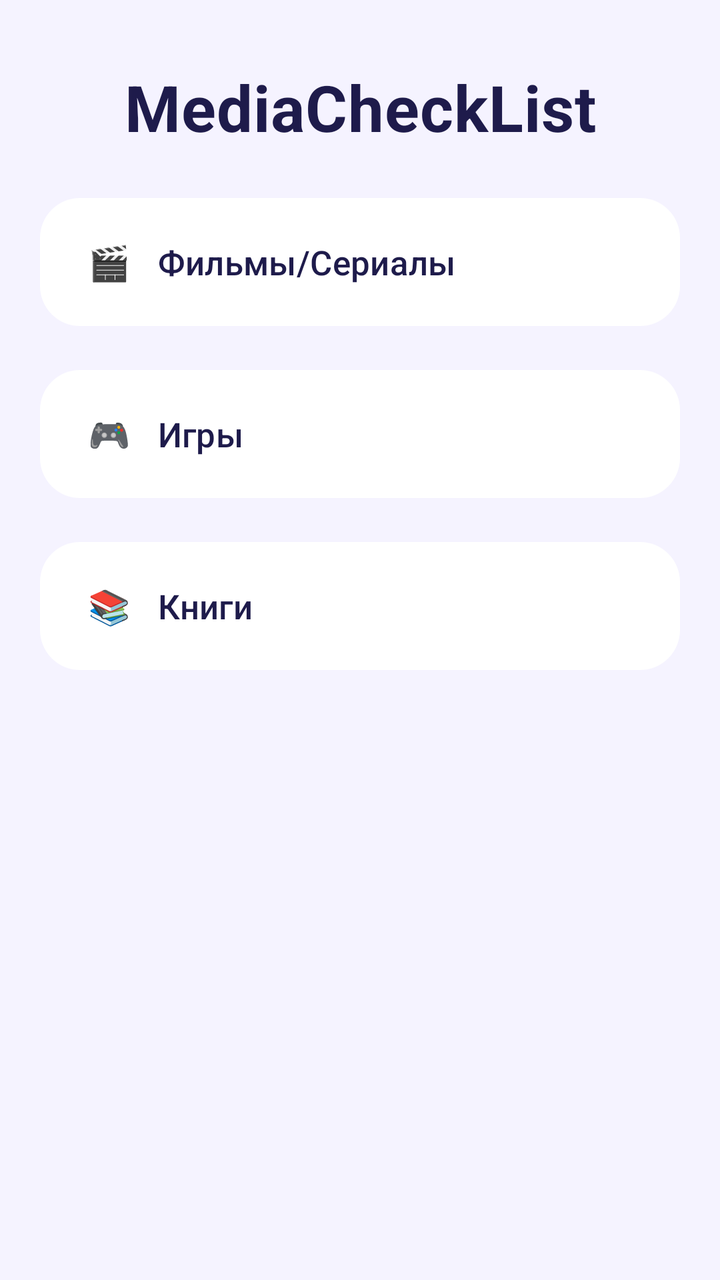
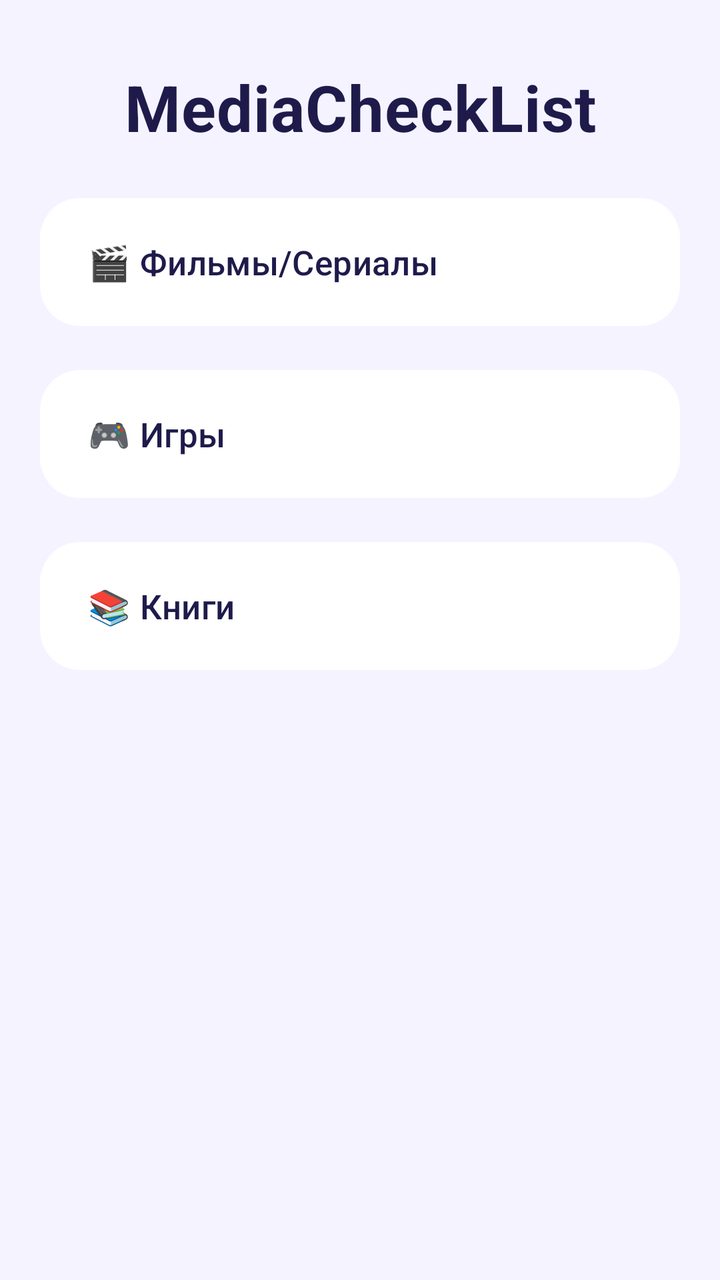

Two renders of the same Android screen: before a commit and after it. Below are the layout's source before the change and the commit's diff.
<!-- AndroidManifest.xml: application theme Theme.MediaCheckList -->
<!-- res/layout/activity_main.xml -->
<?xml version="1.0" encoding="utf-8"?>
<androidx.constraintlayout.widget.ConstraintLayout xmlns:android="http://schemas.android.com/apk/res/android"
    xmlns:app="http://schemas.android.com/apk/res-auto"
    xmlns:tools="http://schemas.android.com/tools"
    android:id="@+id/main"
    android:layout_width="match_parent"
    android:layout_height="match_parent"
    android:background="@color/background"
    android:padding="20dp"
    tools:context=".MainActivity">

    <TextView
        android:id="@+id/appTitle"
        android:layout_width="0dp"
        android:layout_height="wrap_content"
        android:text="MediaCheckList"
        android:textAppearance="@style/TextAppearance.MediaCheckList.ScreenTitle"
        android:textSize="32sp"
        app:layout_constraintTop_toTopOf="parent"
        app:layout_constraintStart_toStartOf="parent"
        app:layout_constraintEnd_toEndOf="parent"
        android:layout_marginTop="12dp"
        android:paddingBottom="20dp"
        android:textAlignment="center"/>

    <com.google.android.material.button.MaterialButton
        android:id="@+id/movieButton"
        style="@style/Widget.MediaCheckList.Button.Menu"
        android:layout_width="0dp"
        android:layout_height="72dp"
        android:text="🎬   Фильмы/Сериалы"
        android:gravity="start|center_vertical"
        android:paddingStart="24dp"
        app:layout_constraintTop_toBottomOf="@id/appTitle"
        app:layout_constraintStart_toStartOf="parent"
        app:layout_constraintEnd_toEndOf="parent"/>

    <com.google.android.material.button.MaterialButton
        android:id="@+id/gamesButton"
        style="@style/Widget.MediaCheckList.Button.Menu"
        android:layout_width="0dp"
        android:layout_height="72dp"
        android:text="🎮   Игры"
        android:gravity="start|center_vertical"
        android:paddingStart="24dp"
        android:layout_marginTop="14dp"
        app:layout_constraintTop_toBottomOf="@id/movieButton"
        app:layout_constraintStart_toStartOf="parent"
        app:layout_constraintEnd_toEndOf="parent"/>

    <com.google.android.material.button.MaterialButton
        android:id="@+id/booksButton"
        style="@style/Widget.MediaCheckList.Button.Menu"
        android:layout_width="0dp"
        android:layout_height="72dp"
        android:text="📚   Книги"
        android:gravity="start|center_vertical"
        android:paddingStart="24dp"
        android:layout_marginTop="14dp"
        app:layout_constraintTop_toBottomOf="@id/gamesButton"
        app:layout_constraintStart_toStartOf="parent"
        app:layout_constraintEnd_toEndOf="parent"/>

    <TextView
        android:id="@+id/statsTextView"
        android:layout_width="0dp"
        android:layout_height="wrap_content"
        android:layout_marginTop="24dp"
        android:textColor="@color/text_secondary"
        android:textSize="14sp"
        android:gravity="center"
        app:layout_constraintTop_toBottomOf="@id/booksButton"
        app:layout_constraintStart_toStartOf="parent"
        app:layout_constraintEnd_toEndOf="parent"/>

</androidx.constraintlayout.widget.ConstraintLayout>
<!-- resources referenced by this layout -->
<resources>
  <color name="background">#F5F3FF</color>
  <color name="text_secondary">#6B7280</color>
  <style name="TextAppearance.MediaCheckList.ScreenTitle" parent="TextAppearance.Material3.HeadlineMedium">
          <item name="android:textColor">@color/text_primary</item>
          <item name="android:textStyle">bold</item>
          <item name="android:textSize">28sp</item>
          <item name="android:letterSpacing">0.01</item>
      </style>
  <style name="Widget.MediaCheckList.Button.Menu" parent="Widget.Material3.Button.TonalButton">
          <item name="android:textColor">@color/text_primary</item>
          <item name="backgroundTint">@color/surface</item>
          <item name="cornerRadius">20dp</item>
          <item name="android:textAllCaps">false</item>
          <item name="android:textSize">17sp</item>
          <item name="android:fontFamily">sans-serif-medium</item>
          <item name="android:minHeight">64dp</item>
          <item name="android:elevation">2dp</item>
          <item name="rippleColor">@color/surface_variant</item>
      </style>
  <style name="Theme.MediaCheckList" parent="Base.Theme.MediaCheckList" />
  <color name="text_primary">#1E1B4B</color>
  <color name="surface">#FFFFFF</color>
  <color name="surface_variant">#F3F0FF</color>
  <style name="Base.Theme.MediaCheckList" parent="Theme.Material3.Light.NoActionBar">
  
          <item name="colorPrimary">@color/primary</item>
          <item name="colorPrimaryDark">@color/primary_dark</item>
          <item name="colorPrimaryVariant">@color/primary_light</item>
          <item name="colorSecondary">@color/secondary</item>
          <item name="colorSecondaryVariant">@color/secondary_dark</item>
          <item name="colorSurface">@color/surface</item>
  
          <item name="android:colorBackground">@color/background</item>
          <item name="android:windowBackground">@color/background</item>
  
          <item name="colorOnPrimary">@color/text_on_primary</item>
          <item name="colorOnSecondary">@color/text_on_secondary</item>
          <item name="colorOnSurface">@color/text_primary</item>
          <item name="colorOnBackground">@color/text_primary</item>
  
          <item name="android:statusBarColor">@color/background</item>
          <item name="android:windowLightStatusBar">true</item>
          <item name="android:navigationBarColor">@color/surface</item>
  
          <item name="android:windowAnimationStyle">@style/WindowAnimation</item>
  
          
          <item name="shapeAppearanceSmallComponent">@style/ShapeAppearance.MediaCheckList.Small</item>
          <item name="shapeAppearanceMediumComponent">@style/ShapeAppearance.MediaCheckList.Medium</item>
          <item name="shapeAppearanceLargeComponent">@style/ShapeAppearance.MediaCheckList.Large</item>
      </style>
  <color name="primary">#7C3AED</color>
  <color name="primary_dark">#5B21B6</color>
  <color name="primary_light">#C4B5FD</color>
  <color name="secondary">#06B6D4</color>
  <color name="secondary_dark">#0E7490</color>
  <color name="text_on_primary">#FFFFFF</color>
  <color name="text_on_secondary">#000000</color>
  <style name="WindowAnimation">
          <item name="android:windowEnterAnimation">@anim/slide_in_right</item>
          <item name="android:windowExitAnimation">@anim/slide_out_left</item>
      </style>
  <style name="ShapeAppearance.MediaCheckList.Small" parent="ShapeAppearance.Material3.Corner.Small" />
  <style name="ShapeAppearance.MediaCheckList.Medium" parent="ShapeAppearance.Material3.Corner.Medium">
          <item name="cornerSize">16dp</item>
      </style>
  <style name="ShapeAppearance.MediaCheckList.Large" parent="ShapeAppearance.Material3.Corner.Large">
          <item name="cornerSize">24dp</item>
      </style>
</resources>

<!-- the commit's change to res/layout/activity_main.xml (unified diff, before → after) -->
@@ -13,7 +13,7 @@
         android:id="@+id/appTitle"
         android:layout_width="0dp"
         android:layout_height="wrap_content"
-        android:text="MediaCheckList"
+        android:text="@string/app_name_Title"
         android:textAppearance="@style/TextAppearance.MediaCheckList.ScreenTitle"
         android:textSize="32sp"
         app:layout_constraintTop_toTopOf="parent"
@@ -28,7 +28,7 @@
         style="@style/Widget.MediaCheckList.Button.Menu"
         android:layout_width="0dp"
         android:layout_height="72dp"
-        android:text="🎬   Фильмы/Сериалы"
+        android:text="@string/movieButton_text"
         android:gravity="start|center_vertical"
         android:paddingStart="24dp"
         app:layout_constraintTop_toBottomOf="@id/appTitle"
@@ -40,7 +40,7 @@
         style="@style/Widget.MediaCheckList.Button.Menu"
         android:layout_width="0dp"
         android:layout_height="72dp"
-        android:text="🎮   Игры"
+        android:text="@string/gamesButton_text"
         android:gravity="start|center_vertical"
         android:paddingStart="24dp"
         android:layout_marginTop="14dp"
@@ -53,7 +53,7 @@
         style="@style/Widget.MediaCheckList.Button.Menu"
         android:layout_width="0dp"
         android:layout_height="72dp"
-        android:text="📚   Книги"
+        android:text="@string/booksButton_text"
         android:gravity="start|center_vertical"
         android:paddingStart="24dp"
         android:layout_marginTop="14dp"
<!-- resource entries referenced after the edit -->
@@ -2,6 +2,10 @@
 <resources>
   <color name="background">#F5F3FF</color>
   <color name="text_secondary">#6B7280</color>
+  <string name="app_name_Title">MediaCheckList</string>
+  <string name="booksButton_text">📚   Книги</string>
+  <string name="gamesButton_text">🎮   Игры</string>
+  <string name="movieButton_text">🎬   Фильмы/Сериалы</string>
   <style name="TextAppearance.MediaCheckList.ScreenTitle" parent="TextAppearance.Material3.HeadlineMedium">
           <item name="android:textColor">@color/text_primary</item>
           <item name="android:textStyle">bold</item>
